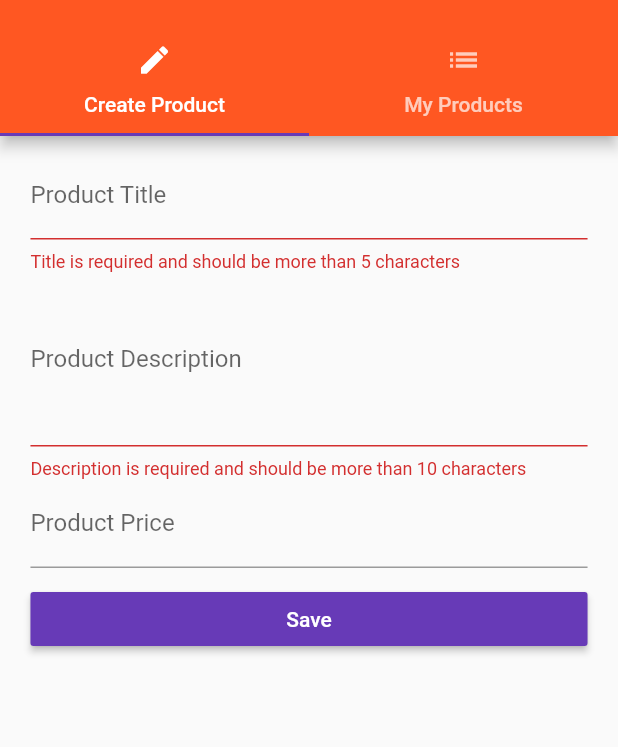
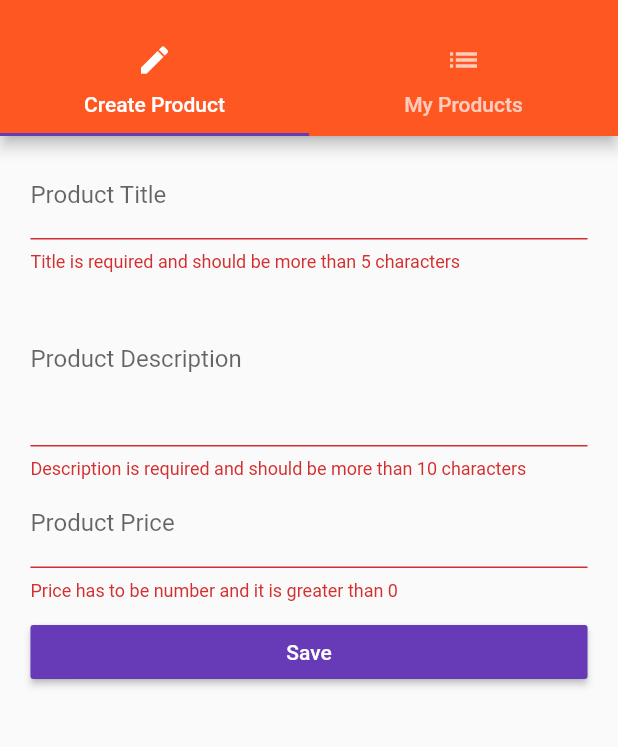
Before and after one commit to marious9/flutter_tut, a Flutter app: the ProductsAdminPage screen opened by its route, after a tap on "Save", on a phone screen of 412 x 824 dp, the part 59-806 px from its top. Run offline on Flutter 3.47's test engine with Material 2 defaults, Android fonts, the phone set to English and light mode, and no system bars.

Commit message:
Addded edit page with inital values

```diff
--- a/lib/main.dart
+++ b/lib/main.dart
@@ -51,7 +51,7 @@ class _MyAppState extends State<MyApp> {
         '/': (BuildContext context) => AuthPage(),
         '/products': (BuildContext context) => ProductsPage(_products),
         '/admin': (BuildContext context) =>
-            ProductsAdminPage(_addProduct, _deleteProduct),
+            ProductsAdminPage(_addProduct, _deleteProduct, _products),
       },
       onGenerateRoute: (RouteSettings settings) {
         final List<String> pathElements = settings.name.split('/');
--- a/lib/pages/product_create.dart
+++ b/lib/pages/product_edit.dart
@@ -1,82 +1,82 @@
 import 'package:flutter/material.dart';
 
-class ProductCreatePage extends StatefulWidget {
+class ProductEditPage extends StatefulWidget {
   final Function addProduct;
+  final Function updateProduct;
+  final Map<String, dynamic> product;
 
-  ProductCreatePage(this.addProduct);
+  ProductEditPage({this.addProduct, this.updateProduct, this.product});
 
   @override
   State<StatefulWidget> createState() {
-    return _ProductCreatePageState();
+    return _ProductEditPageState();
   }
 }
 
-class _ProductCreatePageState extends State<ProductCreatePage> {
-  String _titleValue;
-  String _descriptionValue;
-  double _priceValue;
+class _ProductEditPageState extends State<ProductEditPage> {
+  final Map<String, dynamic> _formData = {
+    'title': null,
+    'description': null,
+    'price': null
+  };
   final GlobalKey<FormState> _formKey = GlobalKey<FormState>();
 
   Widget _buildTitleTextField() {
     return TextFormField(
+      initialValue: widget.product != null ? widget.product['title'] : '',
       validator: (String value) {
-        if(value.isEmpty || value.length < 5) {
+        if (value.isEmpty || value.length < 5) {
           return 'Title is required and should be more than 5 characters';
         }
       },
       decoration: InputDecoration(labelText: 'Product Title'),
       onSaved: (String value) {
-        setState(() {
-          _titleValue = value;
-        });
+        _formData['title'] = value;
       },
     );
   }
 
   Widget _buildDescriptionTextField() {
     return TextFormField(
+      initialValue: widget.product != null ? widget.product['description'] : '',
       validator: (String value) {
-        if(value.isEmpty || value.length < 10) {
+        if (value.isEmpty || value.length < 10) {
           return 'Description is required and should be more than 10 characters';
         }
       },
       maxLines: 4,
       decoration: InputDecoration(labelText: 'Product Description'),
       onSaved: (String value) {
-        setState(() {
-          _descriptionValue = value;
-        });
+        _formData['description'] = value;
       },
     );
   }
 
   Widget _buildPriceTextField() {
     return TextFormField(
+      initialValue:
+          widget.product != null ? widget.product['price'].toString() : '',
       validator: (String value) {
-        double parsedValue = double.parse(value);
-        if(!value.isEmpty && !RegExp(r'^[+]?([.]\d+|\d+([.]\d+)?)$').hasMatch(value)) {
+        if (value.isEmpty &&
+            !RegExp(r'^[+]?([.]\d+|\d+([.]\d+)?)$').hasMatch(value)) {
           return 'Price has to be number and it is greater than 0';
         }
       },
       keyboardType: TextInputType.number,
       decoration: InputDecoration(labelText: 'Product Price'),
       onSaved: (String value) {
-        setState(() {
-          _priceValue = double.parse(value);
-        });
+        _formData['price'] = double.parse(value);
       },
     );
   }
 
   void _submitForm() {
-    if(!_formKey.currentState.validate()) {
-      return ;
+    if (!_formKey.currentState.validate()) {
+      return;
     }
     _formKey.currentState.save();
     final Map<String, dynamic> product = {
-      'title': _titleValue,
-      'description': _descriptionValue,
-      'price': _priceValue,
+      ..._formData,
       'image': 'assets/food.jpg'
     };
     widget.addProduct(product);
@@ -88,8 +88,7 @@ class _ProductCreatePageState extends State<ProductCreatePage> {
     final double deviceWidth = MediaQuery.of(context).size.width;
     final double targetWidth = deviceWidth > 550.0 ? 500.0 : deviceWidth * 0.95;
     final double targetPadding = deviceWidth - targetWidth;
-
-    return Container(
+    final Widget pageContent = Container(
       padding: EdgeInsets.symmetric(horizontal: targetPadding / 2),
       margin: EdgeInsets.all(10.0),
       child: Form(
@@ -111,5 +110,14 @@ class _ProductCreatePageState extends State<ProductCreatePage> {
         ),
       ),
     );
+
+    return widget.product == null
+        ? pageContent
+        : Scaffold(
+            appBar: AppBar(
+              title: Text('Edit Product'),
+            ),
+            body: pageContent,
+          );
   }
 }
--- a/lib/pages/products_admin.dart
+++ b/lib/pages/products_admin.dart
@@ -1,13 +1,14 @@
 import 'package:flutter/material.dart';
 
-import './product_create.dart';
+import './product_edit.dart';
 import './product_list.dart';
 
 class ProductsAdminPage extends StatelessWidget {
   final Function addProduct;
   final Function deleteProduct;
+  final List<Map<String, dynamic>> products;
 
-  ProductsAdminPage(this.addProduct, this.deleteProduct);
+  ProductsAdminPage(this.addProduct, this.deleteProduct, this.products);
 
   Widget _buildSideDrawer(BuildContext context) {
     return Drawer(
@@ -51,7 +52,7 @@ class ProductsAdminPage extends StatelessWidget {
           ),
         ),
         body: TabBarView(
-          children: <Widget>[ProductCreatePage(addProduct), ProductListPage()],
+          children: <Widget>[ProductEditPage(addProduct: addProduct), ProductListPage(products)],
         ),
       ),
     );
```
Also changed, not shown: lib/pages/product_list.dart (+22 -2 lines).
